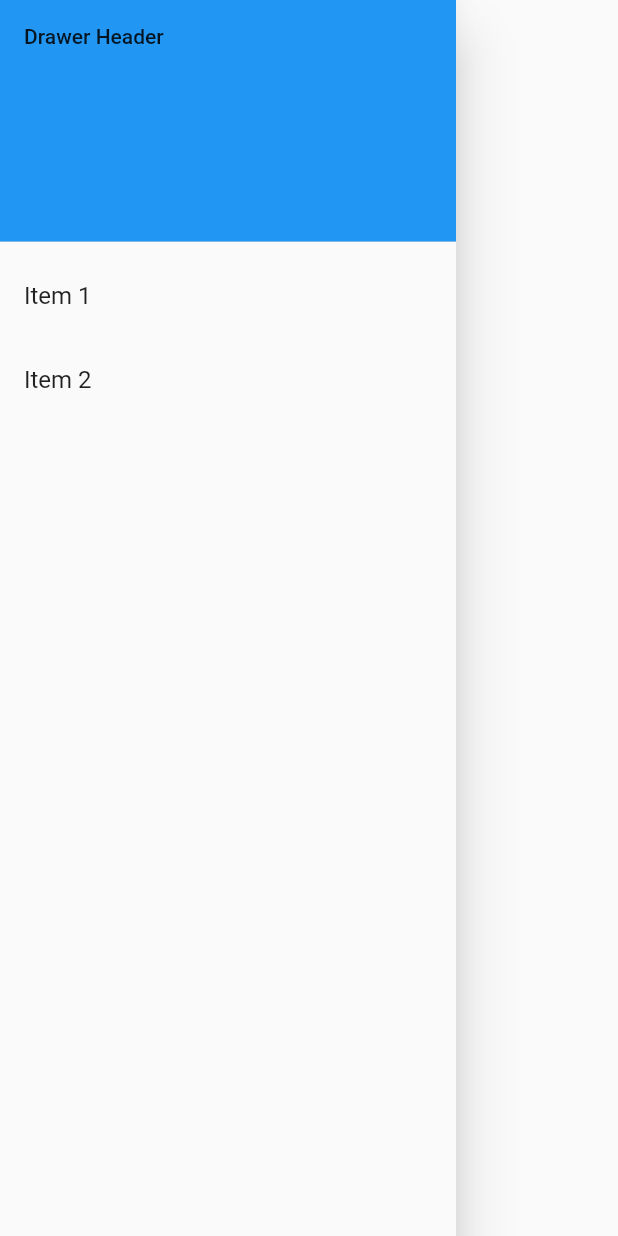
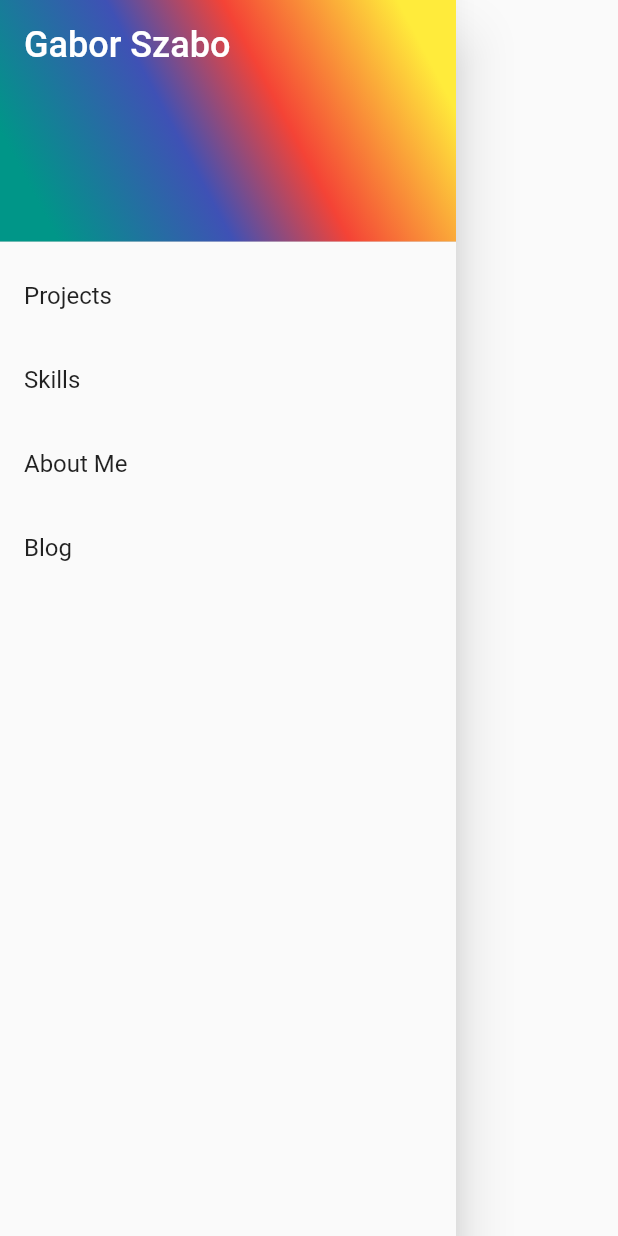
Before and after one commit to fehernyul/portfolio_flutter_web, a Flutter app: the DrawerView widget shown alone on an empty page, opened directly, on a phone screen of 412 x 824 dp. Run offline on Flutter 3.47's test engine with Material 2 defaults, Android fonts, the phone set to English and light mode, and no system bars; our stand-ins replace auto_size_text, google_fonts, responsive_builder; missing offline and left inert: dart:html.

Commit message:
pretty Drawer

```diff
--- a/lib/main.dart
+++ b/lib/main.dart
@@ -14,6 +14,7 @@ class MyApp extends StatelessWidget {
       title: 'Gabor Szabo',
       theme: ThemeData(
         primarySwatch: Colors.blue,
+        visualDensity: VisualDensity.adaptivePlatformDensity,
       ),
       debugShowCheckedModeBanner: false,
       home: PortfolioView(),
@@ -27,7 +28,7 @@ class PortfolioView extends StatelessWidget {
     final height = MediaQuery.of(context).size.height;
     final width = MediaQuery.of(context).size.width;
     return Scaffold(
-      drawer: DrawerView(),
+      endDrawer: DrawerView(),
       body: SingleChildScrollView(
         child: Column(
           children: [
@@ -61,20 +62,33 @@ class DrawerView extends StatelessWidget {
             padding: EdgeInsets.zero,
             children: <Widget>[
               DrawerHeader(
-                child: Text('Drawer Header'),
+                child: Text(
+                  'Gabor Szabo',
+                  style: TextStyle(fontSize: 24, color: Colors.white),
+                ),
                 decoration: BoxDecoration(
-                  color: Colors.blue,
+                  gradient: LinearGradient(
+                      // colors: [Colors.white, Colors.blue],
+                      // tileMode: TileMode.repeated,
+                      begin: Alignment.topRight,
+                      end: Alignment.bottomLeft,
+                      stops: [
+                        0.1,
+                        0.4,
+                        0.6,
+                        0.9,
+                      ],
+                      colors: [
+                        Colors.yellow,
+                        Colors.red,
+                        Colors.indigo,
+                        Colors.teal,
+                      ]),
                 ),
               ),
+              for (var item in kNavigationItems)
                 ListTile(
-                title: Text('Item 1'),
-                onTap: () {
-                  // Update the state of the app.
-                  // ...
-                },
-              ),
-              ListTile(
-                title: Text('Item 2'),
+                  title: Text(item.text),
                   onTap: () {
                     // Update the state of the app.
                     // ...
```
Also changed, not shown: lib/navigation_bar/navigation_bar_view.dart (+23 -1 lines). Lines whose indentation alone changed are shown as unchanged.
